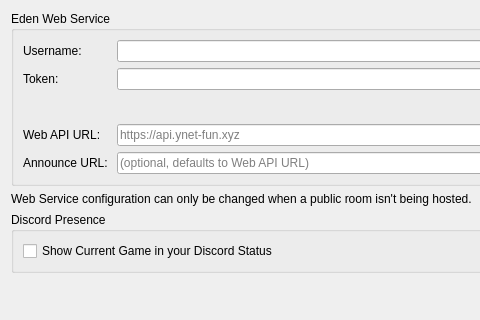
Old version of the form src/suyu/configuration/configure_web.ui in the repository Valdrrak/suyu-v0.0.4; both pictures show x 0 to 480 and y 0 to 320 of the 926 by 561 pixel window.
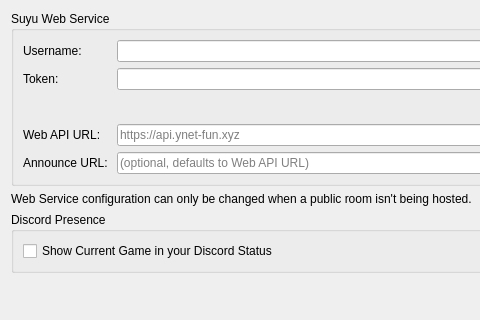
New version of the form.

Diff of the .ui file:
```diff
--- a/src/suyu/configuration/configure_web.ui
+++ b/src/suyu/configuration/configure_web.ui
@@ -22,7 +22,7 @@
      <item>
       <widget class="QGroupBox" name="groupBoxWebConfig">
        <property name="title">
-        <string>Eden Web Service</string>
+        <string>Suyu Web Service</string>
        </property>
        <layout class="QVBoxLayout" name="verticalLayoutEdenWebService">
         <item>
```
